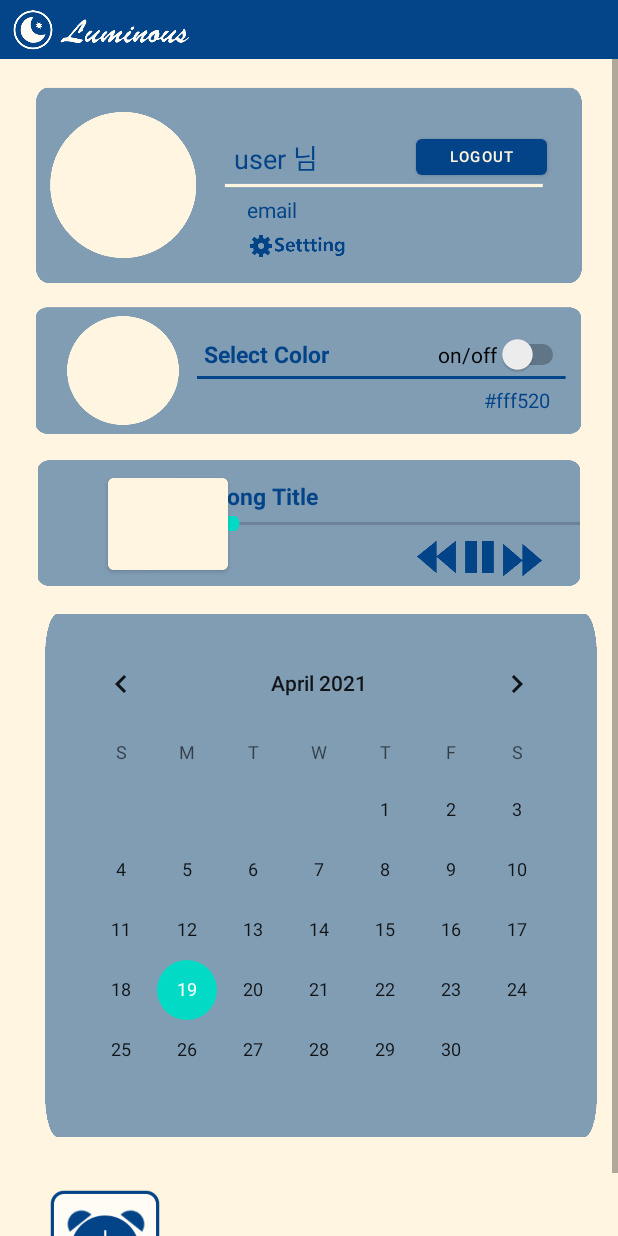
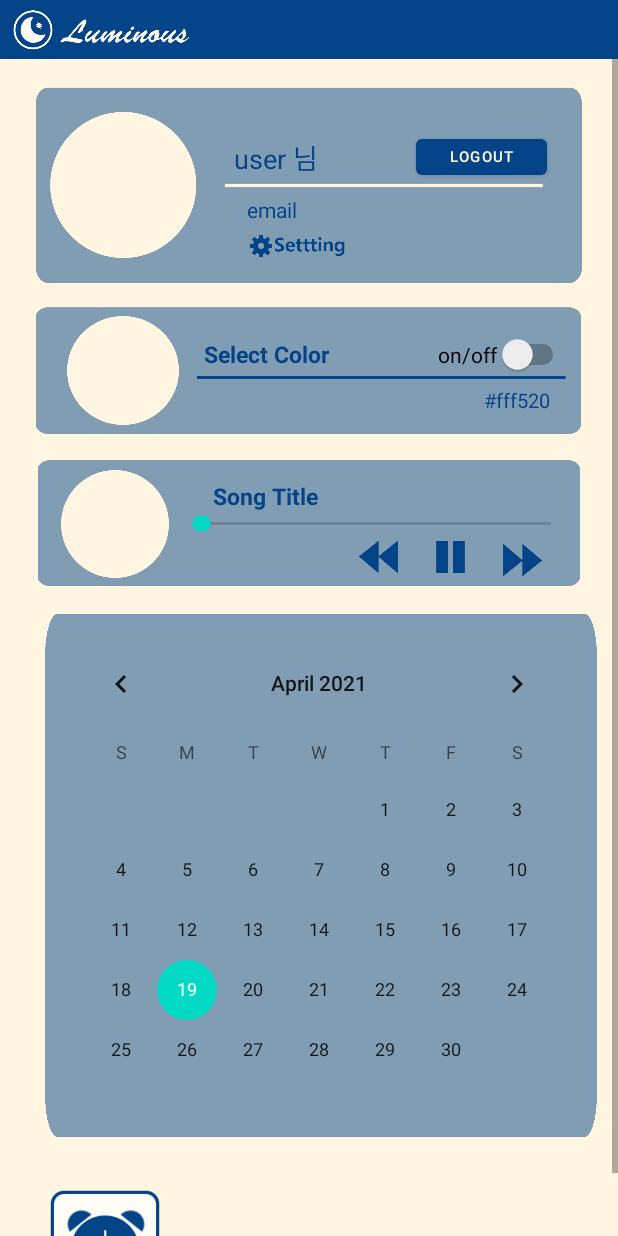
Before and after one commit to Yuri-CHOE/luminous, an Android app: the layout activity_my_page.xml on its own in the app's theme, with its tools: preview values and no code run, on a phone screen of 412 x 824 dp. Run offline under Robolectric (Android 15) with nearby library versions, the light colour scheme and no system bars.

Commit message:
music_ui_5 -현재 선택한 음악의 사진이 나오는 부분을 원으로 변경

```diff
--- a/app/src/main/res/layout/activity_my_page.xml
+++ b/app/src/main/res/layout/activity_my_page.xml
@@ -291,13 +291,12 @@
 
             <Button
                 android:id="@+id/btn_current_song"
-                android:layout_width="80dp"
+                android:layout_width="73dp"
                 android:layout_height="73dp"
-                android:layout_marginStart="72dp"
-                android:layout_marginLeft="72dp"
-                android:backgroundTint="@color/MyPageBGcolor"
-                android:padding="0dp"
-                android:src="@drawable/musicimg"
+                android:layout_marginStart="40dp"
+                android:layout_marginLeft="40dp"
+                android:background="@drawable/currentcolor"
+                app:backgroundTint="@color/MyPageBGcolor"
                 app:layout_constraintBottom_toBottomOf="@+id/imv_music"
                 app:layout_constraintStart_toStartOf="@+id/imv_music"
                 app:layout_constraintTop_toBottomOf="@+id/imv_lamp"
```
